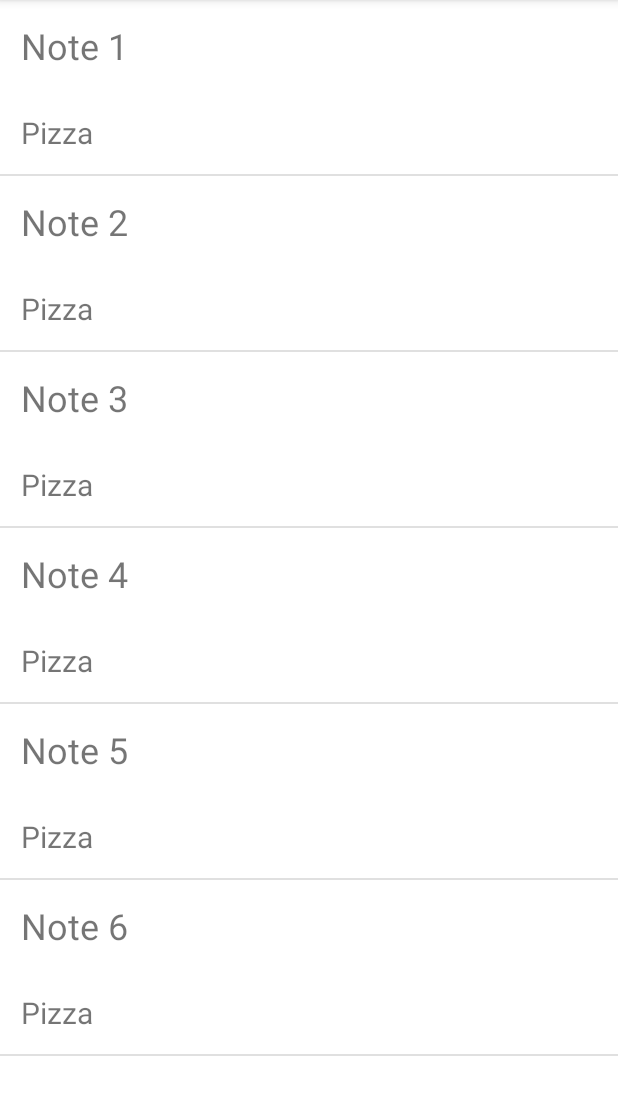
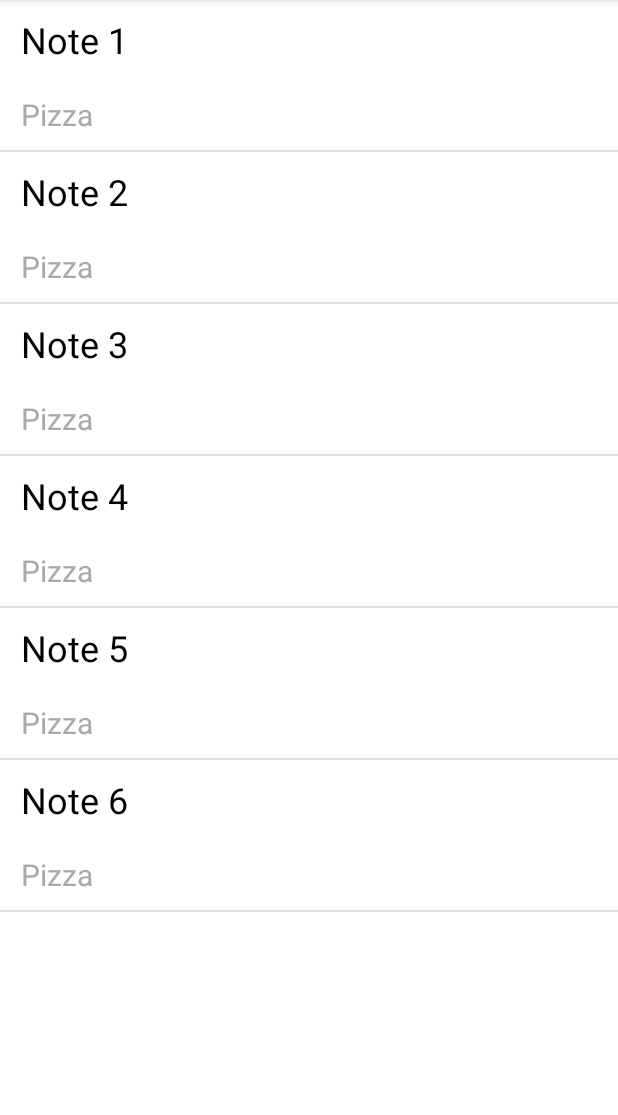
Before and after one commit to dan22000/onenote2020, an Android app: the ListActivity screen opened directly, with no data from a screen before it, on a phone screen of 412 x 824 dp, the part 84-1199 px from its top. Run offline under Robolectric (Android 15) with nearby library versions, the phone set to English and light mode, and no system bars.

Commit message:
Added styles, colors and dimens.

```diff
--- a/app/build.gradle
+++ b/app/build.gradle
@@ -10,7 +10,7 @@ android {
 
     defaultConfig {
         applicationId "com.wohlmuth.onenote"
-        minSdkVersion 16
+        minSdkVersion 17
         targetSdkVersion 30
         versionCode 1
         versionName "1.0"
--- a/app/src/main/java/com/wohlmuth/onenote/activity/ListActivity.kt
+++ b/app/src/main/java/com/wohlmuth/onenote/activity/ListActivity.kt
@@ -5,6 +5,7 @@ import android.os.Bundle
 import android.view.Menu
 import android.view.MenuItem
 import android.view.View
+import android.widget.AdapterView
 import androidx.appcompat.app.AppCompatActivity
 import com.wohlmuth.onenote.Note
 import com.wohlmuth.onenote.NoteAdapter
@@ -12,7 +13,7 @@ import com.wohlmuth.onenote.Preferences
 import com.wohlmuth.onenote.R
 import kotlinx.android.synthetic.main.activity_list.*
 
-class ListActivity : AppCompatActivity(), View.OnClickListener {
+class ListActivity : AppCompatActivity(), View.OnClickListener, AdapterView.OnItemClickListener {
 
     private val preferences = Preferences()
 
@@ -20,7 +21,7 @@ class ListActivity : AppCompatActivity(), View.OnClickListener {
         super.onCreate(savedInstanceState)
         setContentView(R.layout.activity_list)
 
-        var notes: List<Note> = listOf(
+        val notes: List<Note> = listOf(
             Note(0,0, "Note 1", "Pizza"),
             Note(0,0, "Note 2", "Pizza"),
             Note(0,0, "Note 3", "Pizza"),
@@ -30,6 +31,7 @@ class ListActivity : AppCompatActivity(), View.OnClickListener {
         )
         val noteAdapter = NoteAdapter(this, notes)
         lvNotes.adapter = noteAdapter
+        lvNotes.onItemClickListener = this
     }
 
     override fun onResume() {
@@ -60,4 +62,9 @@ class ListActivity : AppCompatActivity(), View.OnClickListener {
 
         return true
     }
+
+    override fun onItemClick(p0: AdapterView<*>?, p1: View?, p2: Int, p3: Long) {
+        val intent = Intent(this, NoteEditActivity::class.java)
+        startActivity(intent)
+    }
 }
--- a/app/src/main/res/layout/list_item.xml
+++ b/app/src/main/res/layout/list_item.xml
@@ -9,14 +9,12 @@
         android:id="@+id/tvTitle"
         android:layout_width="match_parent"
         android:layout_height="wrap_content"
-        android:layout_margin="@dimen/padding"
-        android:textSize="24sp"/>
+        style="@style/NoteTitle"/>
 
     <TextView
         android:id="@+id/tvMessage"
         android:layout_width="match_parent"
         android:layout_height="wrap_content"
-        android:layout_margin="@dimen/padding"
-        android:textSize="20sp"/>
+        style="@style/NoteMessage"/>
 
 </LinearLayout>
--- a/app/src/main/res/values/colors.xml
+++ b/app/src/main/res/values/colors.xml
@@ -7,4 +7,5 @@
     <color name="teal_700">#FF018786</color>
     <color name="black">#FF000000</color>
     <color name="white">#FFFFFFFF</color>
+    <color name="grey">#A9A9A9</color>
 </resources>
--- a/app/src/main/res/values/dimens.xml
+++ b/app/src/main/res/values/dimens.xml
@@ -1,4 +1,5 @@
 <?xml version="1.0" encoding="utf-8"?>
 <resources>
     <dimen name="padding">14dp</dimen>
+    <dimen name="padding_small">10dp</dimen>
 </resources>
--- a/app/src/main/res/values/themes.xml
+++ b/app/src/main/res/values/themes.xml
@@ -34,4 +34,22 @@
     <style name="Button.Save">
         <item name="android:text">@string/save</item>
     </style>
+
+    <style name="NoteTitle">
+        <item name="android:textSize">24sp</item>
+        <item name="android:textColor">@color/black</item>
+        <item name="android:layout_marginTop">@dimen/padding_small</item>
+        <item name="android:layout_marginBottom">@dimen/padding_small</item>
+        <item name="android:layout_marginStart">@dimen/padding</item>
+        <item name="android:layout_marginEnd">@dimen/padding</item>
+    </style>
+
+    <style name="NoteMessage">
+        <item name="android:textSize">20sp</item>
+        <item name="android:textColor">@color/grey</item>
+        <item name="android:layout_marginTop">@dimen/padding_small</item>
+        <item name="android:layout_marginBottom">@dimen/padding_small</item>
+        <item name="android:layout_marginStart">@dimen/padding</item>
+        <item name="android:layout_marginEnd">@dimen/padding</item>
+    </style>
 </resources>
```
